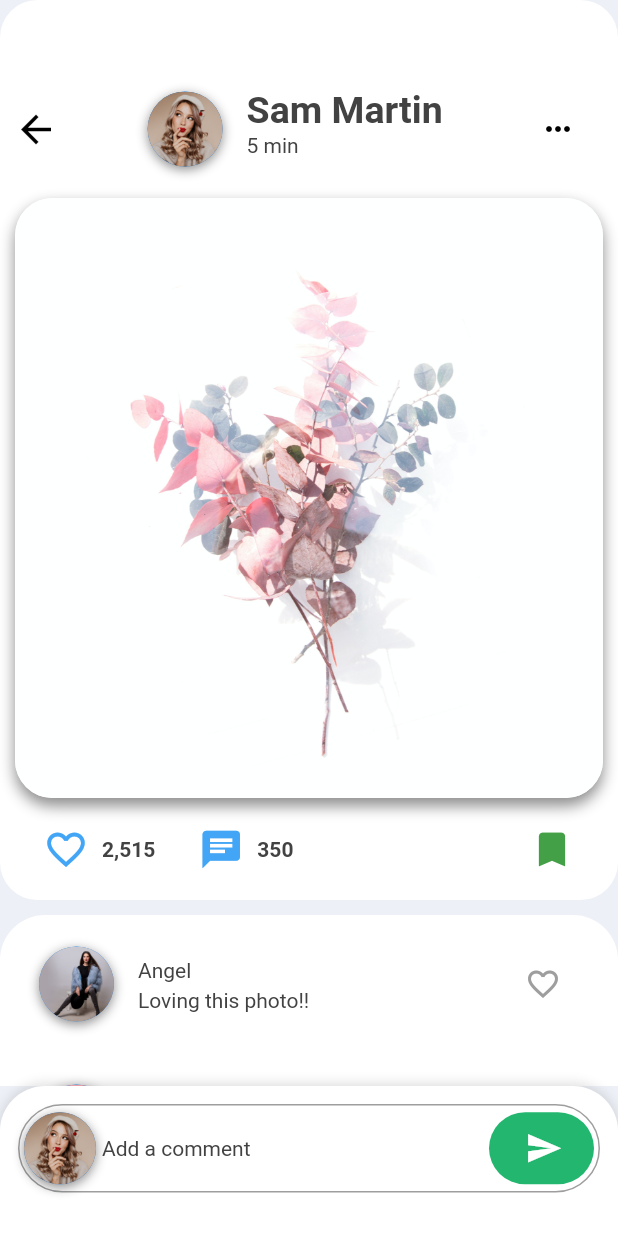
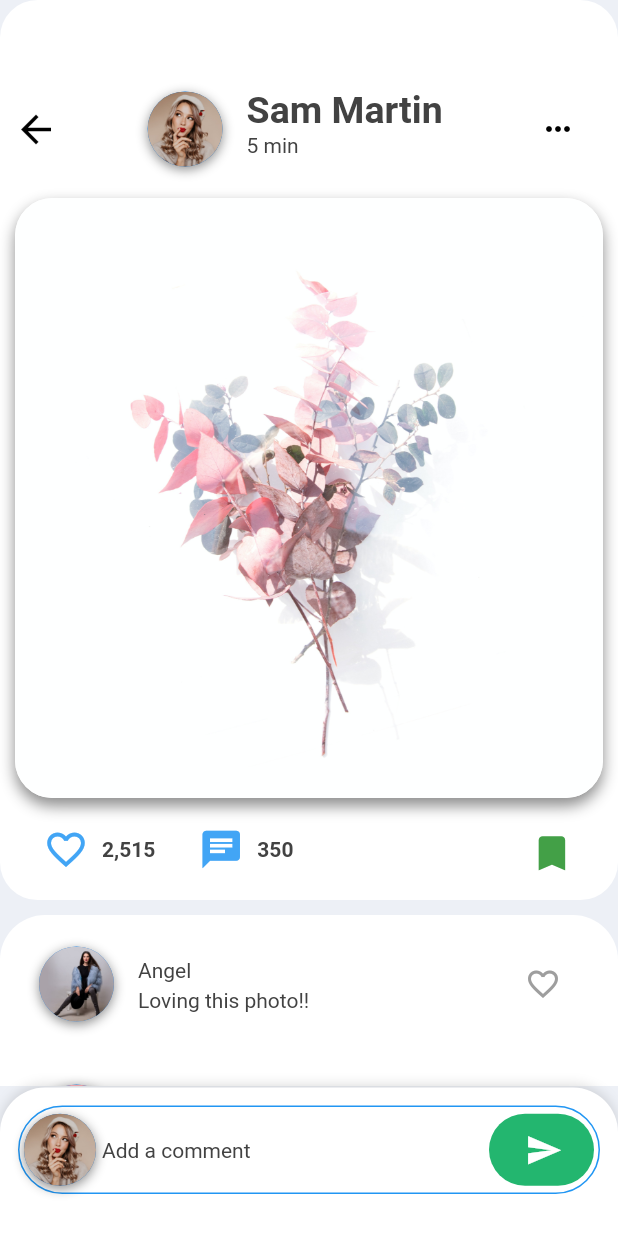
Before and after one commit to Safaanam/flutter_insta, a Flutter app: the ViewPostScreen screen opened directly with sample values from the repository, after a tap on the "bookmark" icon, on a phone screen of 412 x 824 dp. Run offline on Flutter 3.47's test engine with Material 2 defaults, Android fonts, the phone set to English and light mode, and no system bars; our stand-ins replace image_picker.

Commit message:
modal bottom sheet

```diff
--- a/lib/app_theme.dart
+++ b/lib/app_theme.dart
@@ -4,7 +4,7 @@ class AppTheme {
   static final ThemeData lightTheme = ThemeData(
       scaffoldBackgroundColor: Color(0xFFEDF0F6),
       primaryColor: Colors.blue[500],
-      canvasColor: Colors.white,
+      canvasColor: Colors.transparent,
       accentColor: Colors.white,
       appBarTheme: AppBarTheme(
           color: Colors.blue[500],
@@ -18,6 +18,7 @@ class AppTheme {
           ),
           bodyText2: TextStyle(color: Colors.grey[800]),
           headline4: TextStyle(color: Colors.grey[900])),
+      bottomNavigationBarTheme: BottomNavigationBarThemeData(backgroundColor: Colors.white),
       unselectedWidgetColor: Colors.blue[400],
       buttonTheme: ButtonThemeData(
           buttonColor: Colors.blueAccent, textTheme: ButtonTextTheme.primary));
@@ -25,7 +26,8 @@ class AppTheme {
   static final ThemeData darkTheme = ThemeData(
       scaffoldBackgroundColor: Colors.grey[700],
       accentColor: Colors.black45,
-      canvasColor: Colors.grey[800],
+      canvasColor: Colors.transparent,
+      primaryColor: Colors.teal,
       toggleableActiveColor: Colors.grey[300],
       appBarTheme: AppBarTheme(
           color: Colors.grey[900],
@@ -40,6 +42,7 @@ class AppTheme {
           bodyText2: TextStyle(color: Colors.grey[100],
               fontSize: 15.0),
           headline4: TextStyle(color: Colors.grey[50])),
+      bottomNavigationBarTheme: BottomNavigationBarThemeData(backgroundColor: Colors.grey[800]),
       unselectedWidgetColor: Colors.grey[300],
       dividerColor: Colors.grey[500],
       buttonTheme: ButtonThemeData(
--- a/lib/models/save.dart
+++ b/lib/models/save.dart
@@ -9,22 +9,34 @@ class _SaveState extends State<Save> with SingleTickerProviderStateMixin {
   bool isSave = false;
   AnimationController _controller;
   Animation<Color> _colorAnimation;
+  Animation<double> _sizeAnimation;
+  Animation _curve;
 
   @override
   void initState() {
     super.initState();
 
     _controller = AnimationController(
-      duration: Duration(milliseconds: 200),
+      duration: Duration(milliseconds: 300),
       vsync: this,
     );
 
-    _colorAnimation = ColorTween(begin: Colors.grey[400], end: Colors.green[600]).animate(_controller);
+    _curve = CurvedAnimation(parent: _controller, curve: Curves.slowMiddle);
 
-    _controller.addListener(() {
-      // print(_controller.value);
-      // print(_colorAnimation.value);
-    });
+    _colorAnimation = ColorTween(begin: Colors.grey[400], end: Colors.green[600]).animate(_curve);
+
+    _sizeAnimation = TweenSequence(
+      <TweenSequenceItem<double>>[
+        TweenSequenceItem<double>(
+          tween: Tween<double>(begin: 5.5, end: 6),
+          weight: 50,
+        ),
+        TweenSequenceItem<double>(
+          tween: Tween<double>(begin: 6, end: 5.5),
+          weight: 50,
+        ),
+      ]
+    ).animate(_curve);
 
     _controller.addStatusListener((status) {
       if (status == AnimationStatus.completed) {
@@ -53,10 +65,14 @@ class _SaveState extends State<Save> with SingleTickerProviderStateMixin {
         animation: _controller,
         builder: (BuildContext context, _){
           return IconButton(
-            icon: Icon(
-              Icons.bookmark,
-              color: _colorAnimation.value,
-              size: 30,
+            icon: ScaleTransition(
+              scale: _sizeAnimation,
+              alignment: Alignment.center,
+              child: Icon(
+                Icons.bookmark,
+                color: _colorAnimation.value,
+                size: _sizeAnimation.value,
+              ),
             ),
             onPressed: () {
               isSave ? _controller.reverse() : _controller.forward();
--- a/lib/screens/feed.dart
+++ b/lib/screens/feed.dart
@@ -276,6 +276,7 @@ class _FeedScreenState extends State<FeedScreen> {
           topLeft: Radius.circular(30.0),
           topRight: Radius.circular(30.0),
         ),
+
         child: BottomNavigationBar(
           type: BottomNavigationBarType.fixed,
           items: [
--- a/lib/screens/image_screen.dart
+++ b/lib/screens/image_screen.dart
@@ -33,6 +33,27 @@ class _ImageScreenState extends State<ImageScreen> {
     setState(() {
       _image = image;
     });
+  }
+
+  void _modalAnimation(context) {
+    showModalBottomSheet(
+        context: context,
+        builder: (BuildContext bc) {
+          return Container(
+            decoration:
+            BoxDecoration(
+              borderRadius: BorderRadius.only(topLeft: Radius.circular(20) ,topRight: Radius.circular(20)),
+              color: Theme.of(context).accentColor,
+            ),
+            height: 200,
+            child: Padding(
+              padding: EdgeInsets.fromLTRB(175, 90, 0, 0),
+              child: Text('Hello'),
+
+            )
+          );
+        }
+    );
   }
 
   @override
@@ -140,7 +161,7 @@ class _ImageScreenState extends State<ImageScreen> {
                      : Text('     Your image will appear here', style: TextStyle(fontStyle: FontStyle.italic),),
               ),
               SizedBox(height: 10.0,),
-              RaisedButton(onPressed: () => {print('upload'),},
+              RaisedButton(onPressed: () => _modalAnimation(context),
                 child: Text(
                   'Post',
                   style: TextStyle(
--- a/lib/screens/view_post_screen.dart
+++ b/lib/screens/view_post_screen.dart
@@ -239,11 +239,12 @@ class _ViewPostScreenState extends State<ViewPostScreen> {
         ),
       ),
       bottomNavigationBar: Transform.translate(
-        offset: Offset(0.0, -1 * MediaQuery.of(context).viewInsets.bottom),
+        //offset: Offset(0.0, -1 * MediaQuery.of(context).viewInsets.bottom),
+        offset: Offset(0.0, 1.0) ,
         child: Container(
           height: 100.0,
           decoration: BoxDecoration(
-            color: Theme.of(context).canvasColor,
+            color: Theme.of(context).accentColor,
             borderRadius: BorderRadius.only(
               topLeft: Radius.circular(30.0),
               topRight: Radius.circular(30.0),
@@ -264,7 +265,7 @@ class _ViewPostScreenState extends State<ViewPostScreen> {
                 border: InputBorder.none,
                 enabledBorder: OutlineInputBorder(
                   borderRadius: BorderRadius.circular(30.0),
-                  borderSide: BorderSide(color: Colors.grey),
+                  borderSide: BorderSide(color: Theme.of(context).primaryColor),
                 ),
                 focusedBorder: OutlineInputBorder(
                   borderRadius: BorderRadius.circular(30.0),
```
